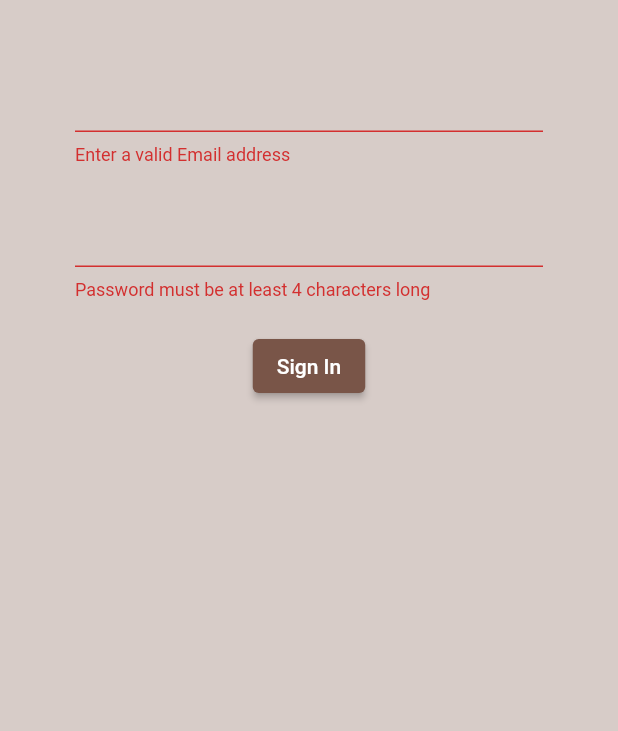
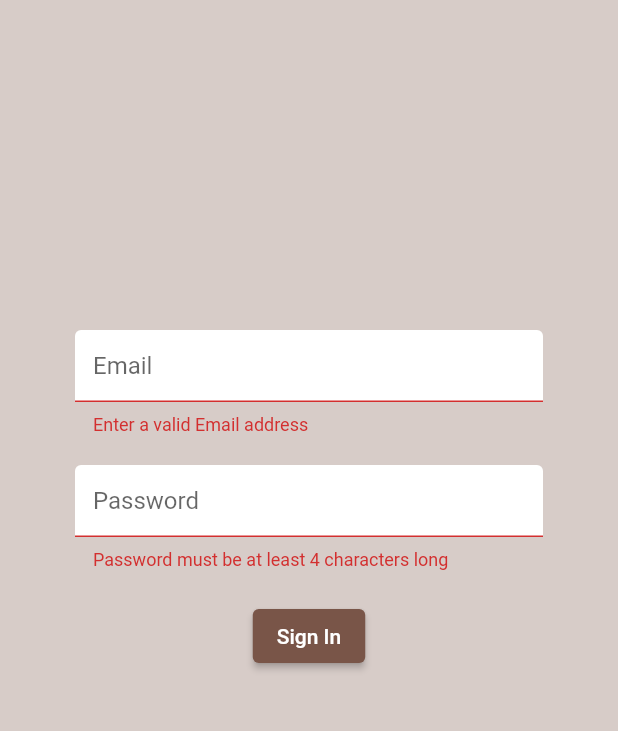
Before and after one commit to winfred56/brew, a Flutter app: the screen it shows after launch, after a tap on "Sign In", on a phone screen of 412 x 824 dp, the part 84-815 px from its top. Run offline on Flutter 3.47's test engine with Material 2 defaults, Android fonts, the phone set to English and light mode, and no system bars; our stand-ins replace firebase_auth, firebase_core; accounts and stored records are empty.

Commit message:
:zap: Update UI

```diff
--- a/lib/screens/authentication/register.dart
+++ b/lib/screens/authentication/register.dart
@@ -1,5 +1,6 @@
 import 'package:brew/services/auth.dart';
 import 'package:flutter/material.dart';
+import 'package:brew/shared/constants.dart';
 
 class Register extends StatefulWidget {
   final Function toggleView;
@@ -44,13 +45,14 @@ class _RegisterState extends State<Register> {
           ]
       ),
       body: Container(
-          padding: const EdgeInsets.symmetric(vertical: 20.0, horizontal: 50.0),
+          padding: const EdgeInsets.symmetric(vertical: 200.0, horizontal: 50.0),
           child: Form(
             key: _formkey,
             child: Column(
               children: [
                 const SizedBox(height: 20.0,),
                 TextFormField(
+                  decoration: formDecoration.copyWith(hintText: "Email"),
                   validator: (val) => val!.isEmpty ? "Enter an Email address" : null,
                   onChanged: (val){
                     setState(() => email = val);
@@ -59,6 +61,7 @@ class _RegisterState extends State<Register> {
                 ),
                 const SizedBox(height: 20.0,),
                 TextFormField(
+                  decoration: formDecoration.copyWith(hintText: "Password"),
                   validator: (val) => val!.length < 4 ? "Password must be at least 4 characters long" : null,
                   onChanged: (val){
                     setState(() => password = val );
--- a/lib/screens/authentication/sign in.dart
+++ b/lib/screens/authentication/sign in.dart
@@ -1,5 +1,7 @@
 import 'package:brew/services/auth.dart';
 import 'package:flutter/material.dart';
+import 'package:brew/shared/constants.dart';
+
 
 class SignIn extends StatefulWidget {
   final Function toggleView;
@@ -49,13 +51,14 @@ class _SignInState extends State<SignIn> {
         ],
       ),
       body: Container(
-        padding: const EdgeInsets.symmetric(vertical: 20.0, horizontal: 50.0),
+        padding: const EdgeInsets.symmetric(vertical: 200.0, horizontal: 50.0),
         child: Form(
           key: _formkey,
           child: Column(
             children: [
               const SizedBox(height: 20.0,),
               TextFormField(
+                decoration: formDecoration.copyWith(hintText: "Email"),
                 validator: (val) => val!.isEmpty ? "Enter a valid Email address" : null,
                 onChanged: (val){
                   setState(() => email = val);
@@ -64,6 +67,7 @@ class _SignInState extends State<SignIn> {
               ),
               const SizedBox(height: 20.0,),
               TextFormField(
+                decoration: formDecoration.copyWith(hintText: "Password"),
                 validator: (val) => val!.length < 4 ? "Password must be at least 4 characters long": null,
                 onChanged: (val){
                   setState(() => password = val );
--- /dev/null
+++ b/lib/shared/constants.dart
@@ -0,0 +1,18 @@
+import 'package:flutter/material.dart';
+
+const formDecoration = InputDecoration(
+fillColor: Colors.white,
+filled: true,
+enabledBorder: OutlineInputBorder(
+borderSide: BorderSide(
+color: Colors.white,
+width: 5.0
+)
+),
+focusedBorder: OutlineInputBorder(
+borderSide: BorderSide(
+color: Colors.brown,
+width: 1.5
+)
+)
+);
```
